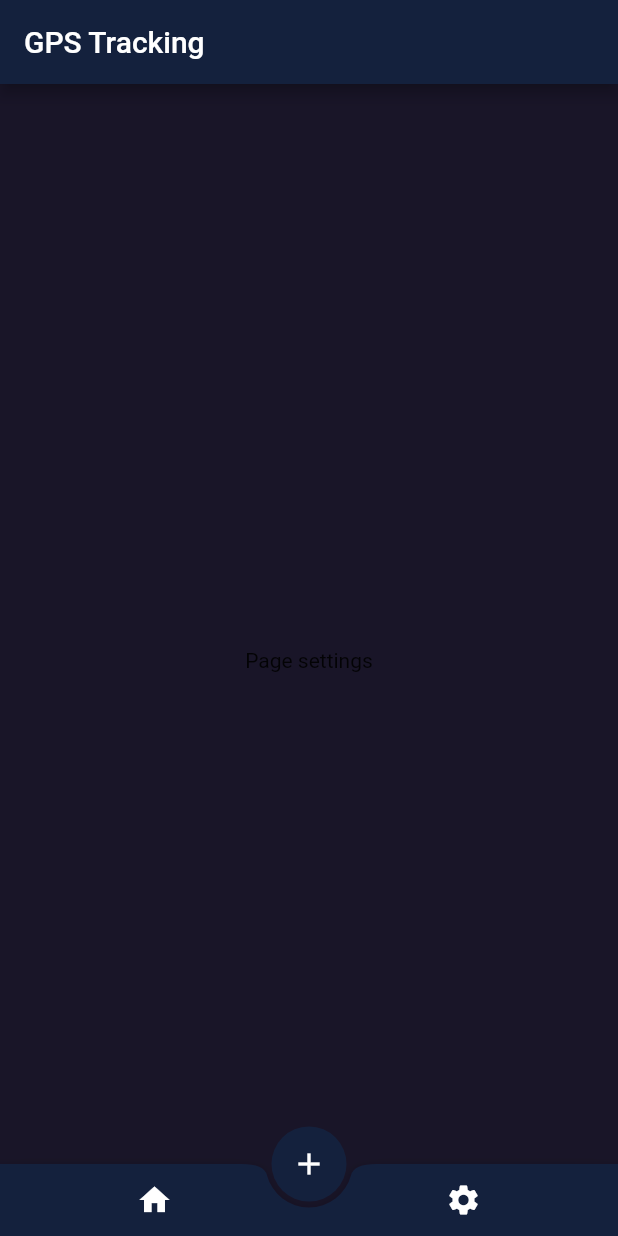
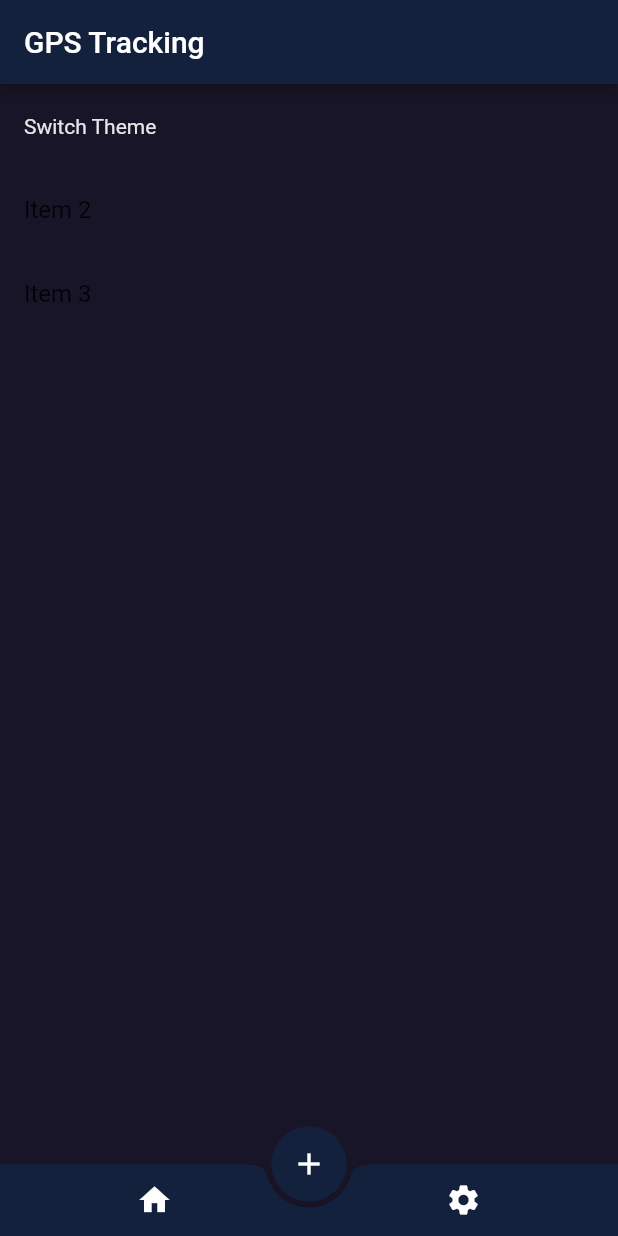
Before and after one commit to robertexplodes/flutter-gps-tracker, a Flutter app: the screen it shows after launch, after a tap on the "home" icon, after a tap on the "settings" icon, on a phone screen of 412 x 824 dp. Run offline on Flutter 3.47's test engine with Material 2 defaults, Android fonts, the phone set to English and light mode, and no system bars; our stand-ins replace flutter_map, latlong2; missing offline and left inert: flutter_map_tappable_polyline.

Commit message:
theme, run list tiles

```diff
--- /dev/null
+++ b/app/lib/domain/setting.dart
@@ -0,0 +1,8 @@
+class Setting {
+  static List<Setting> settings = [];
+
+  Function() onChange;
+  String name;
+
+  Setting(this.onChange, this.name);
+}
--- /dev/null
+++ b/app/lib/domain/theme.dart
@@ -0,0 +1,64 @@
+import 'package:flutter/material.dart';
+
+class Themes {
+  ThemeData get darkTheme => ThemeData(
+    primarySwatch: const MaterialColor(0xff14213D, {
+      50:Color.fromRGBO(20, 33, 61, .1),
+      100:Color.fromRGBO(20, 33, 61, .2),
+      200:Color.fromRGBO(20, 33, 61, .3),
+      300:Color.fromRGBO(20, 33, 61, .4),
+      400:Color.fromRGBO(20, 33, 61, .5),
+      500:Color.fromRGBO(20, 33, 61, .6),
+      600:Color.fromRGBO(20, 33, 61, .7),
+      700:Color.fromRGBO(20, 33, 61, .8),
+      800:Color.fromRGBO(20, 33, 61, .9),
+      900:Color.fromRGBO(20, 33, 61, 1),
+    }),
+    bottomAppBarColor: const Color(0xff14213D),
+    backgroundColor: const Color(0xff14213D),
+    scaffoldBackgroundColor: const Color(0xff191528),
+    textTheme: const TextTheme(
+      bodyText1: TextStyle(
+        color: Color(0xffE5E5E5),
+      ),
+      bodyText2: TextStyle(
+        color: Color(0xffE5E5E5),
+      ),
+
+    ),
+
+  );
+
+  ThemeData get lightTheme => ThemeData(
+    primarySwatch: const MaterialColor(0xff8ECAE6, {
+      50:Color.fromRGBO(142, 202, 230, .1),
+      100:Color.fromRGBO(142, 202, 230, .2),
+      200:Color.fromRGBO(142, 202, 230, .3),
+      300:Color.fromRGBO(142, 202, 230, .4),
+      400:Color.fromRGBO(142, 202, 230, .5),
+      500:Color.fromRGBO(142, 202, 230, .6),
+      600:Color.fromRGBO(142, 202, 230, .7),
+      700:Color.fromRGBO(142, 202, 230, .8),
+      800:Color.fromRGBO(142, 202, 230, .9),
+      900:Color.fromRGBO(142, 202, 230, 1),
+    }),
+    bottomAppBarColor: const Color(0xff219EBC),
+    backgroundColor: const Color(0xff219EBC),
+    scaffoldBackgroundColor: const Color(0xffE5E5E5),
+    textTheme: const TextTheme(
+      bodyText1: TextStyle(
+        color: Color(0xffE5E5E5),
+      ),
+      bodyText2: TextStyle(
+        color: Color(0xff000000),
+      ),
+    ),
+    appBarTheme: const AppBarTheme(
+      titleTextStyle: TextStyle(
+        color: Color(0xffE5E5E5),
+        fontSize: 20,
+        fontWeight: FontWeight.w500,
+      ),
+    )
+  );
+}
--- a/app/lib/main.dart
+++ b/app/lib/main.dart
@@ -1,8 +1,25 @@
 import 'package:flutter/material.dart';
-import 'package:gpstracking/widgets/theme.dart';
+import 'package:gpstracking/pages/home_page.dart';
+import 'package:gpstracking/pages/settings_page.dart';
+import 'package:gpstracking/provider/run_provider.dart';
+import 'package:gpstracking/provider/theme_provider.dart';
+import 'package:gpstracking/domain/theme.dart';
+import 'package:provider/provider.dart';
 
 void main() {
-  runApp(const MyApp());
+  runApp(
+    MultiProvider(
+      providers: [
+        ChangeNotifierProvider(
+          create: (_) => ThemeProvider(Themes().darkTheme),
+        ),
+        ChangeNotifierProvider(
+          create: (_) => RunProvider(),
+        ),
+      ],
+      child: MyApp(),
+    ),
+  );
 }
 
 class MyApp extends StatefulWidget {
@@ -16,16 +33,17 @@ class _MyAppState extends State<MyApp> {
   int _pageIndex = 1;
 
   var pages = [
-    Center(child: Text('Page home')),
+    HomePage(),
     Center(child: Text('Page add')),
-    Center(child: Text('Page settings')),
+    SettingsPage(),
   ];
 
   @override
   Widget build(BuildContext context) {
+    var themeProvider = Provider.of<ThemeProvider>(context);
     return MaterialApp(
       title: 'Flutter Demo',
-      theme: Themes().darkTheme,
+      theme: themeProvider.themeData,
       home: Scaffold(
         appBar: AppBar(
           title: const Text('GPS Tracking'),
@@ -33,7 +51,7 @@ class _MyAppState extends State<MyApp> {
         body: pages[_pageIndex],
         floatingActionButton: CircleAvatar(
           radius: 25,
-          backgroundColor: const Color(0xff14213D),
+          backgroundColor: themeProvider.themeData.bottomAppBarColor,
           child: IconButton(
             icon: const Icon(
               Icons.add,
@@ -55,7 +73,10 @@ class _MyAppState extends State<MyApp> {
             mainAxisAlignment: MainAxisAlignment.spaceAround,
             children: <Widget>[
               IconButton(
-                icon: Icon(Icons.home,color: Colors.white,),
+                icon: Icon(
+                  Icons.home,
+                  color: Colors.white,
+                ),
                 onPressed: () {
                   setState(() {
                     _pageIndex = 0;
--- /dev/null
+++ b/app/lib/pages/home_page.dart
@@ -0,0 +1,17 @@
+import 'package:flutter/material.dart';
+import 'package:gpstracking/provider/run_provider.dart';
+import 'package:gpstracking/widgets/run_list_tile.dart';
+import 'package:provider/provider.dart';
+
+class HomePage extends StatelessWidget {
+  const HomePage({Key? key}) : super(key: key);
+
+  @override
+  Widget build(BuildContext context) {
+    var runs = Provider.of<RunProvider>(context).runs;
+    return ListView.builder(
+      itemBuilder: (context, index) => RunListTile(run: runs[index]),
+      itemCount: runs.length,
+    );
+  }
+}
--- /dev/null
+++ b/app/lib/pages/settings_page.dart
@@ -0,0 +1,34 @@
+import 'package:flutter/material.dart';
+import 'package:gpstracking/domain/setting.dart';
+import 'package:gpstracking/provider/theme_provider.dart';
+import 'package:provider/provider.dart';
+
+class SettingsPage extends StatelessWidget {
+  const SettingsPage({Key? key}) : super(key: key);
+
+  @override
+  Widget build(BuildContext context) {
+    // return ListView.builder(
+    //   itemBuilder: (context, index) {
+    //     return ListTile(
+    //       title: Text('Item ${Setting.settings[index].name}'),
+    //     );
+    //   },
+    //   itemCount: Setting.settings.length,
+    // );
+    return ListView(children: [
+      ListTile(
+        title: Text('Switch Theme', style: Theme.of(context).textTheme.bodyText2),
+        onTap: () {
+          Provider.of<ThemeProvider>(context,listen: false).switchTheme();
+        },
+      ),
+      ListTile(
+        title: Text('Item 2'),
+      ),
+      ListTile(
+        title: Text('Item 3'),
+      ),
+    ]);
+  }
+}
--- /dev/null
+++ b/app/lib/provider/theme_provider.dart
@@ -0,0 +1,23 @@
+import 'package:flutter/material.dart';
+import 'package:gpstracking/domain/theme.dart';
+
+class ThemeProvider with ChangeNotifier {
+
+  ThemeData _themeData;
+  ThemeData get themeData => _themeData;
+
+  ThemeProvider(this._themeData);
+
+  void changeTheme(ThemeData themeData) {
+    _themeData = themeData;
+    notifyListeners();
+  }
+
+  void switchTheme() {
+    if (_themeData == Themes().darkTheme) {
+      changeTheme(Themes().lightTheme);
+    } else {
+      changeTheme(Themes().darkTheme);
+    }
+  }
+}
--- /dev/null
+++ b/app/lib/widgets/run_list_tile.dart
@@ -0,0 +1,47 @@
+import 'package:flutter/material.dart';
+import 'package:gpstracking/domain/run.dart';
+import 'package:gpstracking/pages/run_page.dart';
+import 'package:intl/intl.dart';
+
+class RunListTile extends StatelessWidget {
+  final Run run;
+
+  const RunListTile({Key? key, required this.run}) : super(key: key);
+
+  @override
+  Widget build(BuildContext context) {
+    var theme = Theme.of(context);
+    var formatedTime = Duration(
+            hours: run.duration ~/ 3600,
+            minutes: run.duration % 3600 ~/ 60,
+            seconds: run.duration % 3600 % 60)
+        .toString();
+    formatedTime = formatedTime.substring(0, formatedTime.indexOf("."));
+    return GestureDetector(
+      onTap: () {
+        Navigator.of(context)
+            .push(MaterialPageRoute(builder: ((context) => RunPage())));
+      },
+      child: Padding(
+        padding: const EdgeInsets.symmetric(horizontal: 10),
+        child: Card(
+          color: theme.bottomAppBarColor,
+          child: Container(
+            color: theme.bottomAppBarColor,
+            padding: EdgeInsets.symmetric(vertical: 10),
+            child: Column(
+              children: [
+                Text(
+                  '${run.distance.toStringAsFixed(2)} km',
+                  style: theme.textTheme.bodyText2,
+                ),
+                Text(formatedTime),
+                Text(DateFormat("dd.MM.yyyy").format(run.start)),
+              ],
+            ),
+          ),
+        ),
+      ),
+    );
+  }
+}
--- a/app/lib/widgets/theme.dart
+++ /dev/null
@@ -1,26 +0,0 @@
-import 'package:flutter/material.dart';
-
-class Themes {
-  ThemeData get darkTheme => ThemeData(
-    primarySwatch: const MaterialColor(0xff14213D, {
-      50:Color.fromRGBO(20, 33, 61, .1),
-      100:Color.fromRGBO(20, 33, 61, .2),
-      200:Color.fromRGBO(20, 33, 61, .3),
-      300:Color.fromRGBO(20, 33, 61, .4),
-      400:Color.fromRGBO(20, 33, 61, .5),
-      500:Color.fromRGBO(20, 33, 61, .6),
-      600:Color.fromRGBO(20, 33, 61, .7),
-      700:Color.fromRGBO(20, 33, 61, .8),
-      800:Color.fromRGBO(20, 33, 61, .9),
-      900:Color.fromRGBO(20, 33, 61, 1),
-    }),
-    bottomAppBarColor: const Color(0xff14213D),
-    backgroundColor: const Color(0xff14213D),
-    scaffoldBackgroundColor: const Color(0xff191528),
-    textTheme: const TextTheme(
-      bodyText1: TextStyle(
-        color: Color(0xffE5E5E5),
-      ),
-    ),
-  );
-}
```
Also changed, not shown: app/lib/domain/run.dart (added, +8 -0 lines), app/lib/pages/run_page.dart (added, +117 -0 lines), app/lib/provider/run_provider.dart (added, +13 -0 lines), app/pubspec.yaml (+7 -1 lines), app/pubspec.lock, 1 other file.
